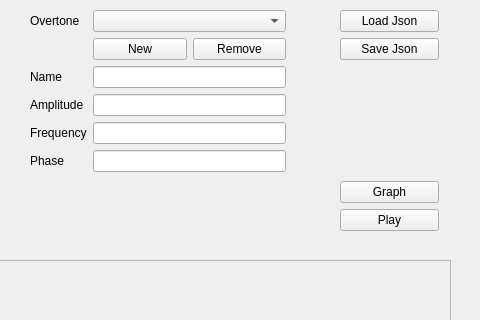
The window that mainwindow.ui (sorrtory/elkavolk) describes before a commit, drawn with Qt 5; both pictures show x 320 to 800 and y 0 to 320 of the 800 by 600 pixel window.
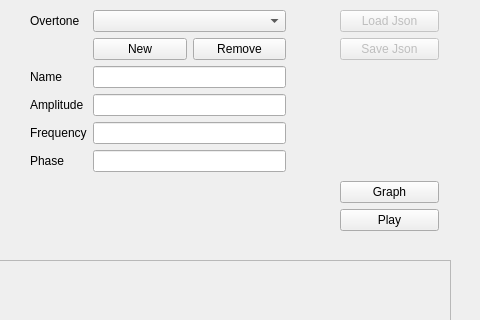
The same window after the commit.

```diff
--- a/mainwindow.ui
+++ b/mainwindow.ui
@@ -2,6 +2,9 @@
 <ui version="4.0">
  <class>MainWindow</class>
  <widget class="QMainWindow" name="MainWindow">
+  <property name="enabled">
+   <bool>true</bool>
+  </property>
   <property name="geometry">
    <rect>
     <x>0</x>
@@ -10,10 +13,22 @@
     <height>600</height>
    </rect>
   </property>
+  <property name="sizePolicy">
+   <sizepolicy hsizetype="Preferred" vsizetype="Preferred">
+    <horstretch>0</horstretch>
+    <verstretch>0</verstretch>
+   </sizepolicy>
+  </property>
   <property name="windowTitle">
    <string>MainWindow</string>
   </property>
   <widget class="QWidget" name="centralwidget">
+   <property name="sizePolicy">
+    <sizepolicy hsizetype="Preferred" vsizetype="Preferred">
+     <horstretch>0</horstretch>
+     <verstretch>0</verstretch>
+    </sizepolicy>
+   </property>
    <property name="cursor">
     <cursorShape>ArrowCursor</cursorShape>
    </property>
@@ -193,6 +208,9 @@
       <layout class="QVBoxLayout" name="verticalLayout_2">
        <item>
         <widget class="QPushButton" name="loadBtn">
+         <property name="enabled">
+          <bool>false</bool>
+         </property>
          <property name="text">
           <string>Load Json</string>
          </property>
@@ -200,6 +218,9 @@
        </item>
        <item>
         <widget class="QPushButton" name="saveBtn">
+         <property name="enabled">
+          <bool>false</bool>
+         </property>
          <property name="text">
           <string>Save Json</string>
          </property>
```
